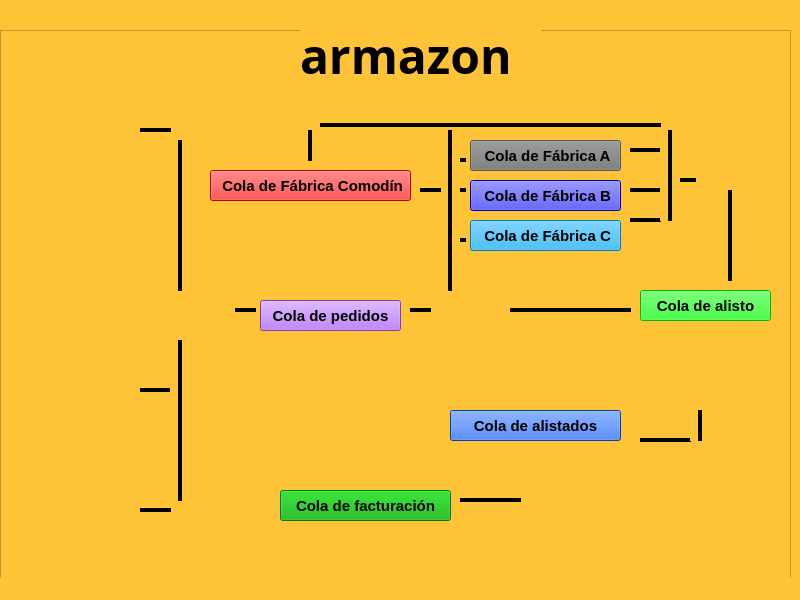
Above: Proyecto1_ED/proyecto_ed.ui from urenakiller10/Proyecto-1--Estructuras_Datos before the change. Below: the same form after it.
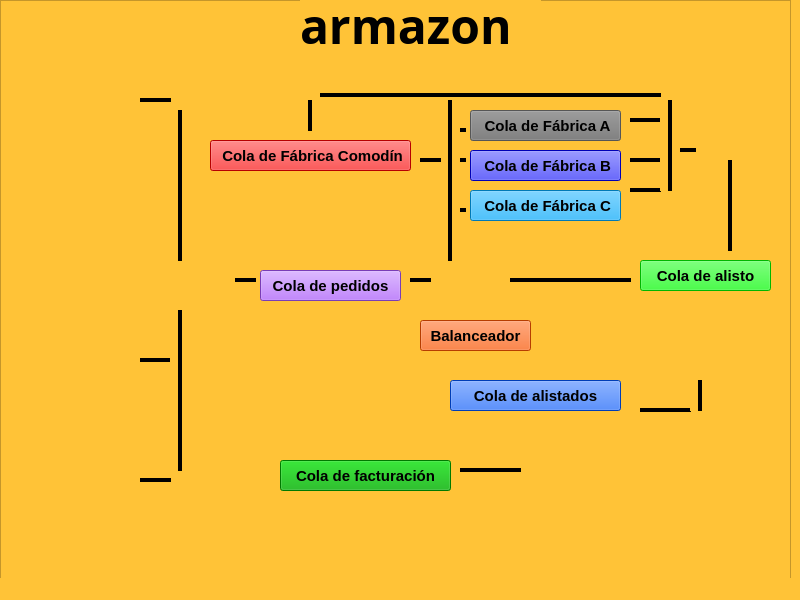
That is the form after the change. Icons and pictures are not drawn.

```diff
--- a/Proyecto1_ED/proyecto_ed.ui
+++ b/Proyecto1_ED/proyecto_ed.ui
@@ -22,9 +22,9 @@
     <property name="geometry">
      <rect>
       <x>0</x>
-      <y>30</y>
+      <y>0</y>
       <width>791</width>
-      <height>591</height>
+      <height>621</height>
      </rect>
     </property>
     <property name="palette">
@@ -1879,6 +1879,29 @@
       <enum>Qt::Horizontal</enum>
      </property>
     </widget>
+    <widget class="QPushButton" name="B_Balanceador">
+     <property name="geometry">
+      <rect>
+       <x>420</x>
+       <y>320</y>
+       <width>111</width>
+       <height>31</height>
+      </rect>
+     </property>
+     <property name="font">
+      <font>
+       <pointsize>11</pointsize>
+       <bold>true</bold>
+      </font>
+     </property>
+     <property name="styleSheet">
+      <string notr="true">color: rgb(0, 0, 0);
+background-color: rgb(255, 85, 0);</string>
+     </property>
+     <property name="text">
+      <string>Balanceador</string>
+     </property>
+    </widget>
     <zorder>line_33</zorder>
     <zorder>line_32</zorder>
     <zorder>line_31</zorder>
```
Left out of the diff: 37 changed lines with no effect on the pictures.
